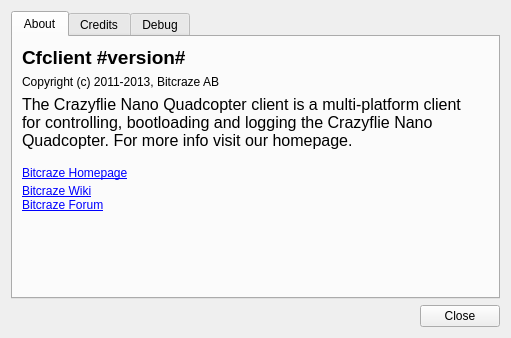
Qt form src/cfclient/ui/dialogs/about.ui (bitcraze/crazyflie-clients-python) before a commit.
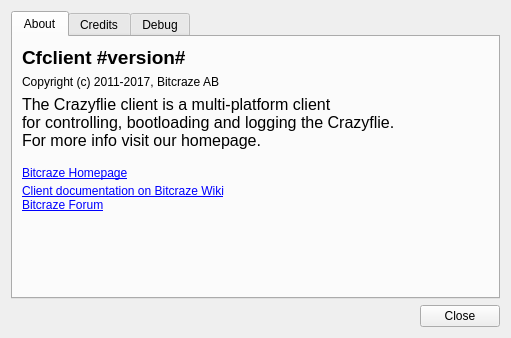
The same form after that commit.

Commit message: Fixes #302: Update about box information

```diff
--- a/src/cfclient/ui/dialogs/about.ui
+++ b/src/cfclient/ui/dialogs/about.ui
@@ -39,14 +39,14 @@
              <item row="1" column="0">
               <widget class="QLabel" name="label_2">
                <property name="text">
-                <string>Copyright (c) 2011-2013, Bitcraze AB</string>
+                <string>Copyright (c) 2011-2017, Bitcraze AB</string>
                </property>
               </widget>
              </item>
              <item row="2" column="0">
               <widget class="QLabel" name="label">
                <property name="text">
-                <string>&lt;html&gt;&lt;head/&gt;&lt;body&gt;&lt;p&gt;&lt;span style=&quot; font-size:12pt;&quot;&gt;The Crazyflie Nano Quadcopter client is a multi-platform client&lt;br/&gt;for controlling, bootloading and logging the Crazyflie Nano&lt;br/&gt;Quadcopter. For more info visit our homepage.&lt;/span&gt;&lt;/p&gt;&lt;p&gt;&lt;a href=&quot;http://www.bitcraze.se&quot;&gt;&lt;span style=&quot; text-decoration: underline; color:#0000ff;&quot;&gt;Bitcraze Homepage&lt;/span&gt;&lt;/a&gt;&lt;span style=&quot; font-size:12pt;&quot;&gt;&lt;br/&gt;&lt;/span&gt;&lt;a href=&quot;http://wiki.bitcraze.se&quot;&gt;&lt;span style=&quot; text-decoration: underline; color:#0000ff;&quot;&gt;Bitcraze Wiki&lt;/span&gt;&lt;/a&gt;&lt;span style=&quot; font-size:12pt;&quot;&gt;&lt;br/&gt;&lt;/span&gt;&lt;a href=&quot;http://forum.bitcraze.se&quot;&gt;&lt;span style=&quot; text-decoration: underline; color:#0000ff;&quot;&gt;Bitcraze Forum&lt;/span&gt;&lt;/a&gt;&lt;/p&gt;&lt;p&gt;&lt;br/&gt;&lt;/p&gt;&lt;/body&gt;&lt;/html&gt;</string>
+                <string>&lt;html&gt;&lt;head/&gt;&lt;body&gt;&lt;p&gt;&lt;span style=&quot; font-size:12pt;&quot;&gt;The Crazyflie client is a multi-platform client&lt;br/&gt;for controlling, bootloading and logging the Crazyflie.&lt;br/&gt;For more info visit our homepage.&lt;/span&gt;&lt;/p&gt;&lt;p&gt;&lt;a href=&quot;http://www.bitcraze.io&quot;&gt;&lt;span style=&quot; text-decoration: underline; color:#0000ff;&quot;&gt;Bitcraze Homepage&lt;/span&gt;&lt;/a&gt;&lt;span style=&quot; font-size:12pt;&quot;&gt;&lt;br/&gt;&lt;/span&gt;&lt;a href=&quot;http://wiki.bitcraze.io/doc:crazyflie:client:pycfclient:index&quot;&gt;&lt;span style=&quot; text-decoration: underline; color:#0000ff;&quot;&gt;Client documentation on Bitcraze Wiki&lt;/span&gt;&lt;/a&gt;&lt;span style=&quot; font-size:12pt;&quot;&gt;&lt;br/&gt;&lt;/span&gt;&lt;a href=&quot;http://forum.bitcraze.se&quot;&gt;&lt;span style=&quot; text-decoration: underline; color:#0000ff;&quot;&gt;Bitcraze Forum&lt;/span&gt;&lt;/a&gt;&lt;/p&gt;&lt;p&gt;&lt;br/&gt;&lt;/p&gt;&lt;/body&gt;&lt;/html&gt;</string>
                </property>
               </widget>
              </item>
```
